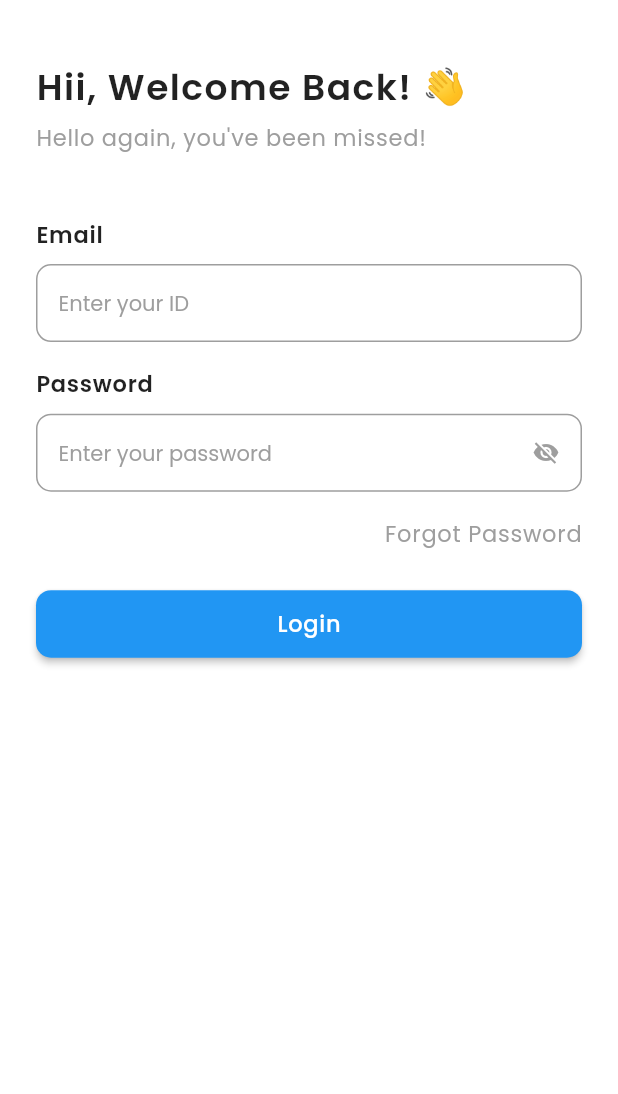
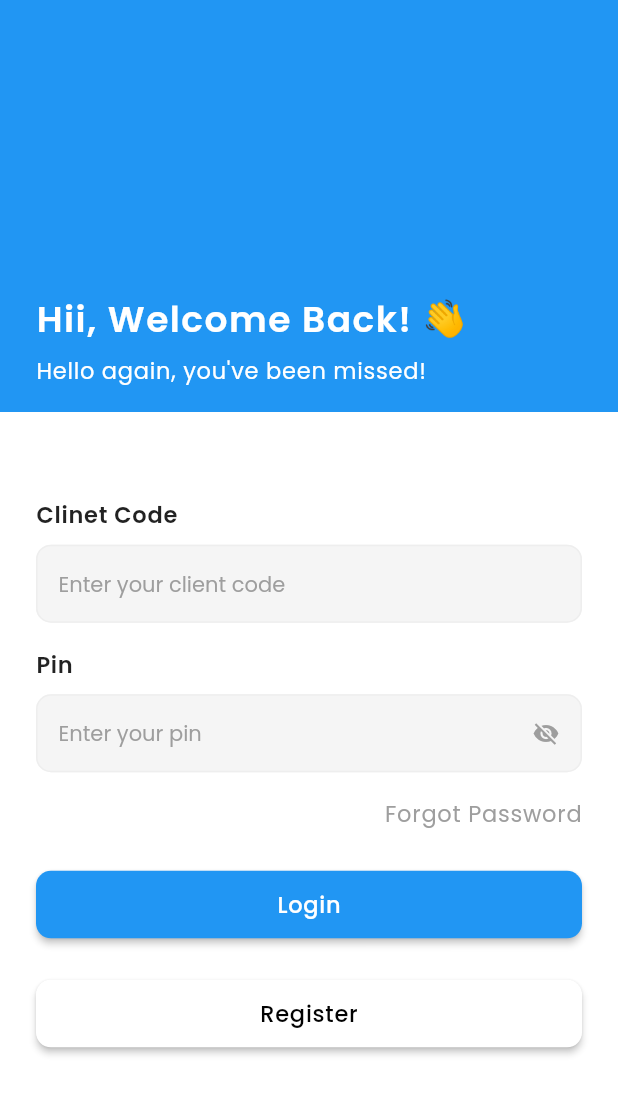
Before and after one commit to hackrx40/PS4-Techwizzes, a Flutter app: the screen it shows after launch, on a phone screen of 412 x 824 dp. Shown: the top 1094 px of the screen. Run offline on Flutter 3.47's test engine with Material 2 defaults, Android fonts, the phone set to English and light mode, and no system bars; our stand-ins replace animate_do, fl_chart, flutter_screenutil, google_fonts, lottie; missing offline and left inert: ternav_icons.

Commit message:
Login Fixed

```diff
--- a/App/bajaj_hackrx_techwizzes/lib/features/auth/ui/login_screen.dart
+++ b/App/bajaj_hackrx_techwizzes/lib/features/auth/ui/login_screen.dart
@@ -1,6 +1,8 @@
 import 'package:bajaj_hackrx_techwizzes/features/home/ui/home_screen.dart';
 import 'package:flutter/material.dart';
+import 'package:flutter_screenutil/flutter_screenutil.dart';
 
+import '../../../utils/app_colors.dart';
 import '../widgets/custom_textfield.dart';
 
 class LoginScreen extends StatelessWidget {
@@ -10,19 +12,21 @@ class LoginScreen extends StatelessWidget {
   Widget build(BuildContext context) {
     var size = MediaQuery.sizeOf(context);
     return Scaffold(
+      resizeToAvoidBottomInset: false,
       backgroundColor: Colors.white,
-      body: Container(
-        padding: const EdgeInsets.symmetric(horizontal: 24.0, vertical: 24.0),
-        child: SafeArea(
+      body: Column(
+        children: [
+          Expanded(
+            flex: 1,
+            child: Container(
+              color: Colors.blue,
+              height: 0.4.sh,
+              width: double.maxFinite,
+              padding: const EdgeInsets.symmetric(horizontal: 24, vertical: 16),
               child: Column(
+                mainAxisAlignment: MainAxisAlignment.end,
                 crossAxisAlignment: CrossAxisAlignment.start,
                 children: [
-              // Center(
-              //   child: Image.asset(
-              //     'assets/images/rupee.png',
-              //     scale: 4.5,
-              //   ),
-              // ),
                   SizedBox(
                     height: size.height * 0.02,
                   ),
@@ -31,25 +35,38 @@ class LoginScreen extends StatelessWidget {
                     style: TextStyle(
                         fontSize: 24,
                         fontWeight: FontWeight.w600,
-                    color: Colors.black87,
+                        color: AppColors.backgroundColor,
                         letterSpacing: 1),
                   ),
                   SizedBox(
                     height: size.height * 0.005,
                   ),
-              Text(
+                  const Text(
                     'Hello again, you\'ve been missed!',
                     style: TextStyle(
-                  color: Colors.grey[500],
+                      color: AppColors.backgroundColor,
                       fontSize: 15,
                       letterSpacing: 0.5,
                     ),
                   ),
+                ],
+              ),
+            ),
+          ),
+          Expanded(
+            flex: 2,
+            child: Padding(
+              padding:
+                  const EdgeInsets.symmetric(horizontal: 24.0, vertical: 16.0),
+              child: Column(
+                mainAxisAlignment: MainAxisAlignment.start,
+                crossAxisAlignment: CrossAxisAlignment.start,
+                children: [
                   SizedBox(
                     height: size.height * 0.05,
                   ),
                   const Text(
-                'Email',
+                    'Clinet Code',
                     style: TextStyle(
                       color: Colors.black87,
                       fontSize: 15,
@@ -60,12 +77,12 @@ class LoginScreen extends StatelessWidget {
                   SizedBox(
                     height: size.height * 0.01,
                   ),
-              customTextField(hintText: 'Enter your ID'),
+                  customTextField(hintText: 'Enter your client code'),
                   SizedBox(
                     height: size.height * 0.02,
                   ),
                   const Text(
-                'Password',
+                    'Pin',
                     style: TextStyle(
                       color: Colors.black87,
                       fontSize: 15,
@@ -77,7 +94,7 @@ class LoginScreen extends StatelessWidget {
                     height: size.height * 0.01,
                   ),
                   customTextField(
-                hintText: 'Enter your password',
+                    hintText: 'Enter your pin',
                     suffixIcon: const Icon(
                       Icons.visibility_off,
                       color: Colors.grey,
@@ -121,11 +138,40 @@ class LoginScreen extends StatelessWidget {
                         letterSpacing: 0.5,
                       ),
                     ),
+                  ),
+                  SizedBox(
+                    height: size.height * 0.03,
+                  ),
+                  ElevatedButton(
+                    onPressed: () {
+                      // Navigator.push(
+                      //   context,
+                      //   MaterialPageRoute(
+                      //     builder: (context) => const HomeScreen(),
+                      //   ),
+                      // );
+                    },
+                    style: ElevatedButton.styleFrom(
+                        backgroundColor: Colors.white,
+                        maximumSize: const Size(double.maxFinite, 45),
+                        minimumSize: const Size(double.maxFinite, 45),
+                        shape: RoundedRectangleBorder(
+                            borderRadius: BorderRadius.circular(10))),
+                    child: const Text(
+                      'Register',
+                      style: TextStyle(
+                        color: AppColors.textColor,
+                        fontSize: 15,
+                        letterSpacing: 0.5,
+                      ),
+                    ),
                   )
                 ],
               ),
             ),
           ),
+        ],
+      ),
     );
   }
 }
--- a/App/bajaj_hackrx_techwizzes/lib/features/auth/widgets/custom_textfield.dart
+++ b/App/bajaj_hackrx_techwizzes/lib/features/auth/widgets/custom_textfield.dart
@@ -28,22 +28,22 @@ Widget customTextField({
 
         suffixIcon: suffixIcon,
         //focusColor: kGrey,
-        fillColor: Colors.white,
-        enabledBorder: const OutlineInputBorder(
-          borderRadius: BorderRadius.all(
+        fillColor: Colors.grey.shade100,
+        enabledBorder: OutlineInputBorder(
+          borderRadius: const BorderRadius.all(
             Radius.circular(10.0),
           ),
           borderSide: BorderSide(
-            color: Colors.grey,
+            color: Colors.grey.shade200,
             width: 1,
           ),
         ),
-        focusedBorder: const OutlineInputBorder(
-          borderRadius: BorderRadius.all(
+        focusedBorder: OutlineInputBorder(
+          borderRadius: const BorderRadius.all(
             Radius.circular(10.0),
           ),
           borderSide: BorderSide(
-            color: Colors.black54,
+            color: Colors.grey.shade200,
             width: 1,
           ),
         ),
--- a/App/bajaj_hackrx_techwizzes/lib/features/splash/ui/splash_screen.dart
+++ b/App/bajaj_hackrx_techwizzes/lib/features/splash/ui/splash_screen.dart
@@ -1,5 +1,7 @@
 import 'dart:async';
 
+import 'package:animate_do/animate_do.dart';
+import 'package:bajaj_hackrx_techwizzes/utils/app_colors.dart';
 import 'package:flutter/material.dart';
 import 'package:lottie/lottie.dart';
 
@@ -27,8 +29,24 @@ class _SplashScreenState extends State<SplashScreen> {
   Widget build(BuildContext context) {
     return Material(
       color: Colors.white,
-      child: Center(
-        child: Lottie.asset('assets/lottie/flow.json'),
+      child: SafeArea(
+        child: Column(
+          mainAxisAlignment: MainAxisAlignment.center,
+          children: [
+            Lottie.asset('assets/lottie/flow.json'),
+            FadeIn(
+              duration: const Duration(milliseconds: 2000),
+              child: const Padding(
+                padding: EdgeInsets.symmetric(horizontal: 16.0, vertical: 16),
+                child: Text(
+                  'Invest, Save, Repeat – Building a better future.',
+                  textAlign: TextAlign.center,
+                  style: TextStyle(fontSize: 24, color: AppColors.textColor),
+                ),
+              ),
+            )
+          ],
+        ),
       ),
     );
   }
--- a/App/bajaj_hackrx_techwizzes/pubspec.yaml
+++ b/App/bajaj_hackrx_techwizzes/pubspec.yaml
@@ -40,6 +40,7 @@ dependencies:
   flutter_screenutil: ^5.8.4
   intl: ^0.18.1
   google_fonts: ^5.1.0
+  animate_do: ^3.0.2
 
 dev_dependencies:
   flutter_test:
```
Also changed, not shown: App/bajaj_hackrx_techwizzes/pubspec.lock. Lines whose indentation alone changed are shown as unchanged.
